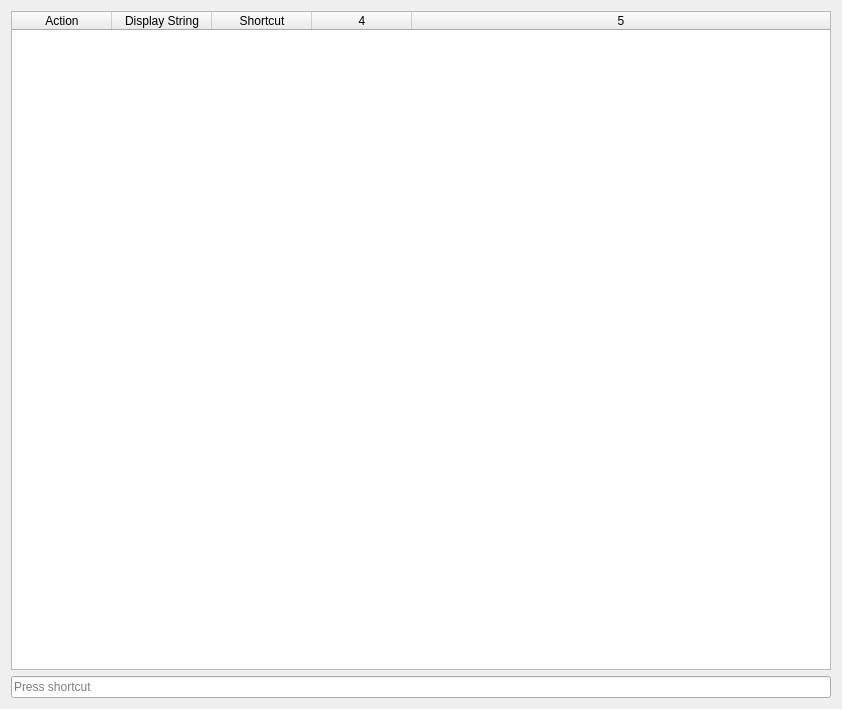
ezEngine/ezEngine, file Code/Tools/GuiFoundation/Dialogs/ShortcutEditorDlg.ui: the form before one commit.
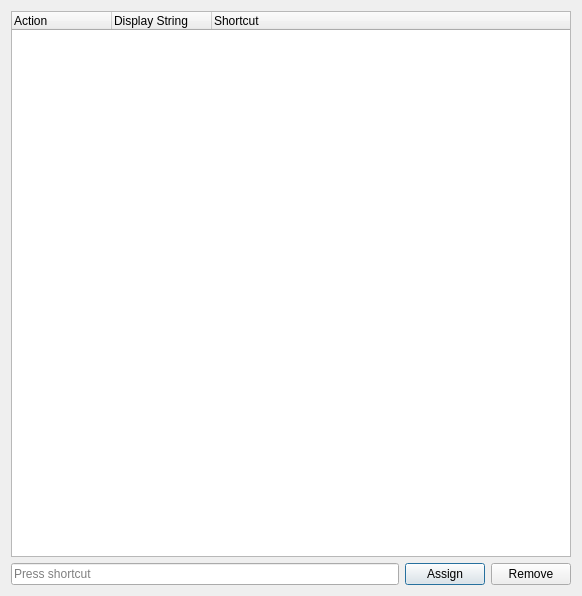
The form after the commit. Icons and pictures are not drawn.

Commit message: Shortcut editor now works properly Shortcut assignments are now saved and loaded

Patch:
```diff
--- a/Code/Tools/GuiFoundation/Dialogs/ShortcutEditorDlg.ui
+++ b/Code/Tools/GuiFoundation/Dialogs/ShortcutEditorDlg.ui
@@ -6,8 +6,8 @@
    <rect>
     <x>0</x>
     <y>0</y>
-    <width>842</width>
-    <height>709</height>
+    <width>582</width>
+    <height>596</height>
    </rect>
   </property>
   <property name="windowTitle">
@@ -19,37 +19,13 @@
   </property>
   <layout class="QVBoxLayout" name="verticalLayout">
    <item>
-    <widget class="QTableWidget" name="Shortcuts">
-     <property name="editTriggers">
-      <set>QAbstractItemView::NoEditTriggers</set>
-     </property>
-     <property name="showDropIndicator" stdset="0">
-      <bool>false</bool>
-     </property>
-     <property name="dragDropOverwriteMode">
-      <bool>false</bool>
-     </property>
-     <property name="alternatingRowColors">
+    <widget class="QTreeWidget" name="Shortcuts">
+     <property name="uniformRowHeights">
       <bool>true</bool>
      </property>
-     <property name="selectionMode">
-      <enum>QAbstractItemView::SingleSelection</enum>
-     </property>
-     <property name="selectionBehavior">
-      <enum>QAbstractItemView::SelectRows</enum>
-     </property>
-     <property name="cornerButtonEnabled">
-      <bool>false</bool>
-     </property>
      <property name="columnCount">
-      <number>5</number>
+      <number>3</number>
      </property>
-     <attribute name="horizontalHeaderStretchLastSection">
-      <bool>true</bool>
-     </attribute>
-     <attribute name="verticalHeaderVisible">
-      <bool>false</bool>
-     </attribute>
      <column>
       <property name="text">
        <string>Action</string>
@@ -65,12 +41,28 @@
        <string>Shortcut</string>
       </property>
      </column>
-     <column/>
-     <column/>
     </widget>
    </item>
    <item>
-    <widget class="QKeySequenceEdit" name="KeyEditor"/>
+    <layout class="QHBoxLayout" name="horizontalLayout">
+     <item>
+      <widget class="QKeySequenceEdit" name="KeyEditor"/>
+     </item>
+     <item>
+      <widget class="QPushButton" name="ButtonAssign">
+       <property name="text">
+        <string>Assign</string>
+       </property>
+      </widget>
+     </item>
+     <item>
+      <widget class="QPushButton" name="ButtonRemove">
+       <property name="text">
+        <string>Remove</string>
+       </property>
+      </widget>
+     </item>
+    </layout>
    </item>
   </layout>
  </widget>
```
The commit also changes 9 other files.
